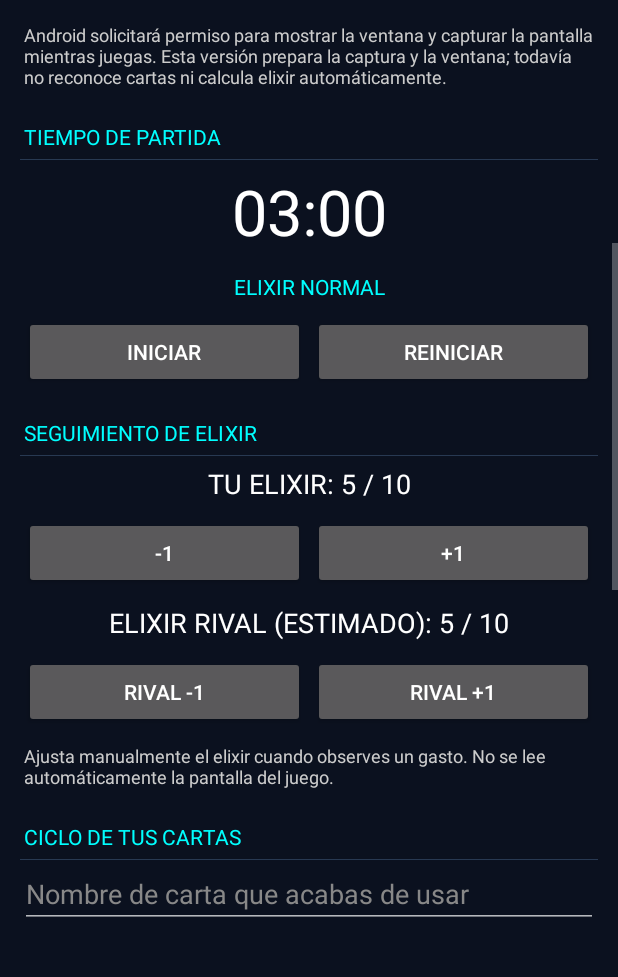
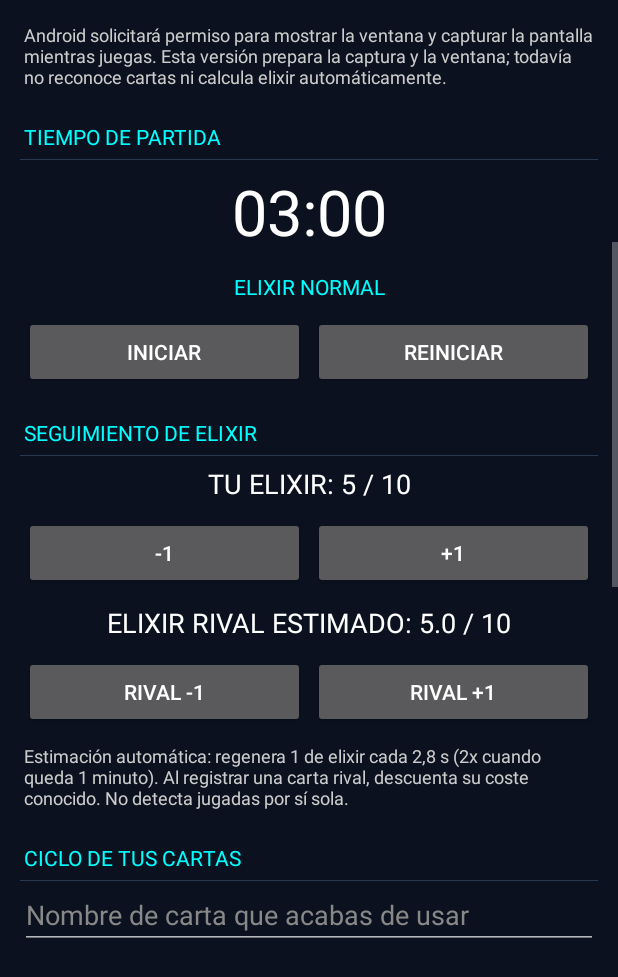
Before and after one commit to Marquitobro/Clash-AI-Mobile, an Android app: the screen it shows after launch (MainActivity), scrolled down 576 dp, on a phone screen of 412 x 824 dp. Shown: the top 977 px of the screen. Run offline under Robolectric (Android 15) with nearby library versions, the phone set to English and light mode, and no system bars.

Commit message:
Add time-based opponent elixir estimate and card cost deduction

```diff
--- a/app/src/main/java/com/clashai/mobile/MainActivity.kt
+++ b/app/src/main/java/com/clashai/mobile/MainActivity.kt
@@ -22,7 +22,7 @@ class MainActivity : Activity() {
     private var remaining = 180
     private var running = false
     private var ownElixir = 5
-    private var enemyElixir = 5
+    private var enemyElixir = 5f
     private val ownCycle = mutableListOf<String>()
     private val enemyCycle = mutableListOf<String>()
     private lateinit var timerText: TextView
@@ -34,6 +34,18 @@ class MainActivity : Activity() {
     private lateinit var adviceText: TextView
     private lateinit var startButton: Button
     private var lastTick = 0L
+    private val enemyCardCosts = mapOf(
+        "Caballero" to 3, "Gigante" to 5, "Montapuercos" to 4, "Mini P.E.K.K.A." to 4,
+        "Valquiria" to 4, "Bebé dragón" to 4, "Bombardero" to 2, "Arqueras" to 3,
+        "Mosquetera" to 4, "Mago" to 5, "Bruja" to 5, "Príncipe" to 5,
+        "Duendes" to 2, "Pandilla de duendes" to 3, "Esqueletos" to 1, "Ejército de esqueletos" to 3,
+        "Bola de fuego" to 4, "Descarga" to 2, "Flechas" to 3, "Tronco" to 2,
+        "Cohete" to 6, "Veneno" to 4, "Tesla" to 4, "Torre infernal" to 5,
+        "Megaesbirro" to 3, "Esbirros" to 3, "Horda de esbirros" to 5, "Murciélagos" to 2,
+        "Gólem" to 8, "Sabueso de lava" to 7, "Globo bombástico" to 5, "Minero" to 3,
+        "Leñador" to 4, "Mago eléctrico" to 4, "Fantasma real" to 3, "P.E.K.K.A." to 7,
+        "Cementerio" to 5, "Reclutas reales" to 7, "Puercos reales" to 5, "Barril de duendes" to 3
+    )
 
     private val tick = object : Runnable {
         override fun run() {
@@ -41,6 +53,8 @@ class MainActivity : Activity() {
             val now = System.currentTimeMillis()
             if (now - lastTick >= 1000) {
                 remaining -= 1
+                val regenPerSecond = if (remaining <= 60) 2f else 1f
+                enemyElixir = (enemyElixir + regenPerSecond / 2.8f).coerceAtMost(10f)
                 lastTick = now
                 if (remaining < -120) remaining = -120
                 refresh()
@@ -53,7 +67,7 @@ class MainActivity : Activity() {
         super.onCreate(savedInstanceState)
         val prefs = getSharedPreferences("clash_ai", MODE_PRIVATE)
         ownElixir = prefs.getInt("own_elixir", 5).coerceIn(0, 10)
-        enemyElixir = prefs.getInt("enemy_elixir", 5).coerceIn(0, 10)
+        enemyElixir = prefs.getFloat("enemy_elixir", 5f).coerceIn(0f, 10f)
         ownCycle.addAll(prefs.getString("own_cycle", "")!!.split("|||").filter { it.isNotBlank() }.take(8))
         enemyCycle.addAll(prefs.getString("enemy_cycle", "")!!.split("|||").filter { it.isNotBlank() }.take(8))
 
@@ -91,9 +105,9 @@ class MainActivity : Activity() {
         button("+1", ownButtons) { ownElixir = (ownElixir + 1).coerceAtMost(10); refresh() }
         enemyElixirText = text(page, "ELIXIR RIVAL ESTIMADO: " + enemyElixir + " / 10", 18f, Color.WHITE, true)
         val enemyButtons = row(page)
-        button("RIVAL -1", enemyButtons) { enemyElixir = (enemyElixir - 1).coerceAtLeast(0); refresh() }
-        button("RIVAL +1", enemyButtons) { enemyElixir = (enemyElixir + 1).coerceAtMost(10); refresh() }
-        text(page, "Ajusta manualmente el elixir cuando observes un gasto. No se lee automáticamente la pantalla del juego.", 12f, Color.LTGRAY, false)
+        button("RIVAL -1", enemyButtons) { enemyElixir = (enemyElixir - 1f).coerceAtLeast(0f); refresh() }
+        button("RIVAL +1", enemyButtons) { enemyElixir = (enemyElixir + 1f).coerceAtMost(10f); refresh() }
+        text(page, "Estimación automática: regenera 1 de elixir cada 2,8 s (2x cuando queda 1 minuto). Al registrar una carta rival, descuenta su coste conocido. No detecta jugadas por sí sola.", 12f, Color.LTGRAY, false)
 
         section(page, "CICLO DE TUS CARTAS")
         val ownInput = edit(page, "Nombre de carta que acabas de usar")
@@ -107,7 +121,16 @@ class MainActivity : Activity() {
         section(page, "CICLO DEL RIVAL")
         val enemyInput = edit(page, "Carta que acaba de usar el rival")
         button("REGISTRAR CARTA DEL RIVAL", page) {
-            addCard(enemyCycle, enemyInput.text.toString())
+            val playedCard = enemyInput.text.toString().trim()
+            addCard(enemyCycle, playedCard)
+            val cost = enemyCardCosts[playedCard.lowercase(Locale.ROOT)]
+                ?: enemyCardCosts.entries.firstOrNull { it.key.lowercase(Locale.ROOT) == playedCard.lowercase(Locale.ROOT) }?.value
+            if (cost != null) {
+                enemyElixir = (enemyElixir - cost).coerceAtLeast(0f)
+                Toast.makeText(this, "Descontados $cost de elixir", Toast.LENGTH_SHORT).show()
+            } else if (playedCard.isNotBlank()) {
+                Toast.makeText(this, "Carta registrada; coste no reconocido, no se descontó elixir.", Toast.LENGTH_LONG).show()
+            }
             enemyInput.setText("")
             refresh()
         }
@@ -120,7 +143,7 @@ class MainActivity : Activity() {
         button("NUEVA PARTIDA (BORRAR REGISTROS)", page) {
             resetTimer()
             ownElixir = 5
-            enemyElixir = 5
+            enemyElixir = 5f
             ownCycle.clear()
             enemyCycle.clear()
             refresh()
@@ -205,13 +228,13 @@ class MainActivity : Activity() {
             else -> "PARTIDA FINALIZADA"
         }
         ownElixirText.text = "TU ELIXIR: " + ownElixir + " / 10"
-        enemyElixirText.text = "ELIXIR RIVAL (ESTIMADO): " + enemyElixir + " / 10"
+        enemyElixirText.text = "ELIXIR RIVAL ESTIMADO: " + String.format(Locale.getDefault(), "%.1f", enemyElixir) + " / 10"
         ownCycleText.text = cycleSummary(ownCycle)
         enemyCycleText.text = cycleSummary(enemyCycle)
         adviceText.text = buildAdvice()
         getSharedPreferences("clash_ai", MODE_PRIVATE).edit()
             .putInt("own_elixir", ownElixir)
-            .putInt("enemy_elixir", enemyElixir)
+            .putFloat("enemy_elixir", enemyElixir)
             .putString("own_cycle", ownCycle.joinToString("|||"))
             .putString("enemy_cycle", enemyCycle.joinToString("|||"))
             .apply()
@@ -231,8 +254,8 @@ class MainActivity : Activity() {
             else -> "Partida terminada. Revisa tus intercambios de elixir y cartas."
         }
         val elixirAdvice = when {
-            ownElixir >= 8 && enemyElixir <= 4 -> " Tienes ventaja estimada: considera presionar sin comprometer toda tu defensa."
-            ownElixir <= 3 && enemyElixir >= 7 -> " El rival podría presionar: juega defensivamente y recupera elixir."
+            ownElixir >= 8 && enemyElixir <= 4f -> " Tienes ventaja estimada: considera presionar sin comprometer toda tu defensa."
+            ownElixir <= 3 && enemyElixir >= 7f -> " El rival podría presionar: juega defensivamente y recupera elixir."
             else -> " Conserva elixir para responder a la condición de victoria rival."
         }
         val cycleAdvice = if (enemyCycle.size >= 4) {
```
